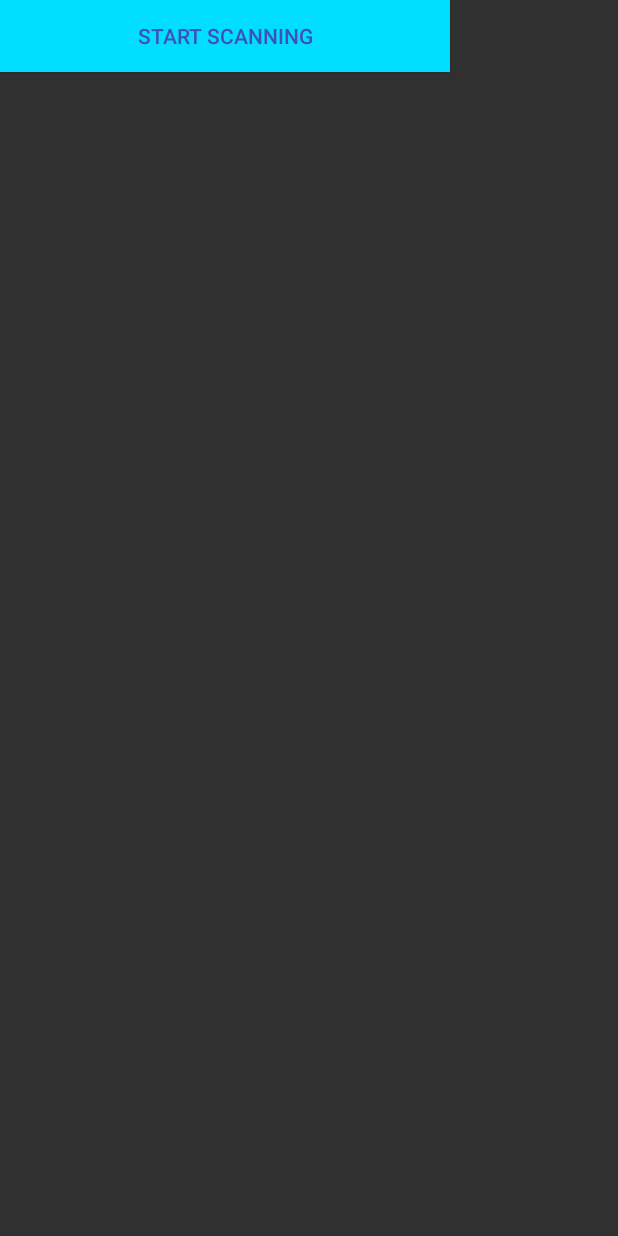
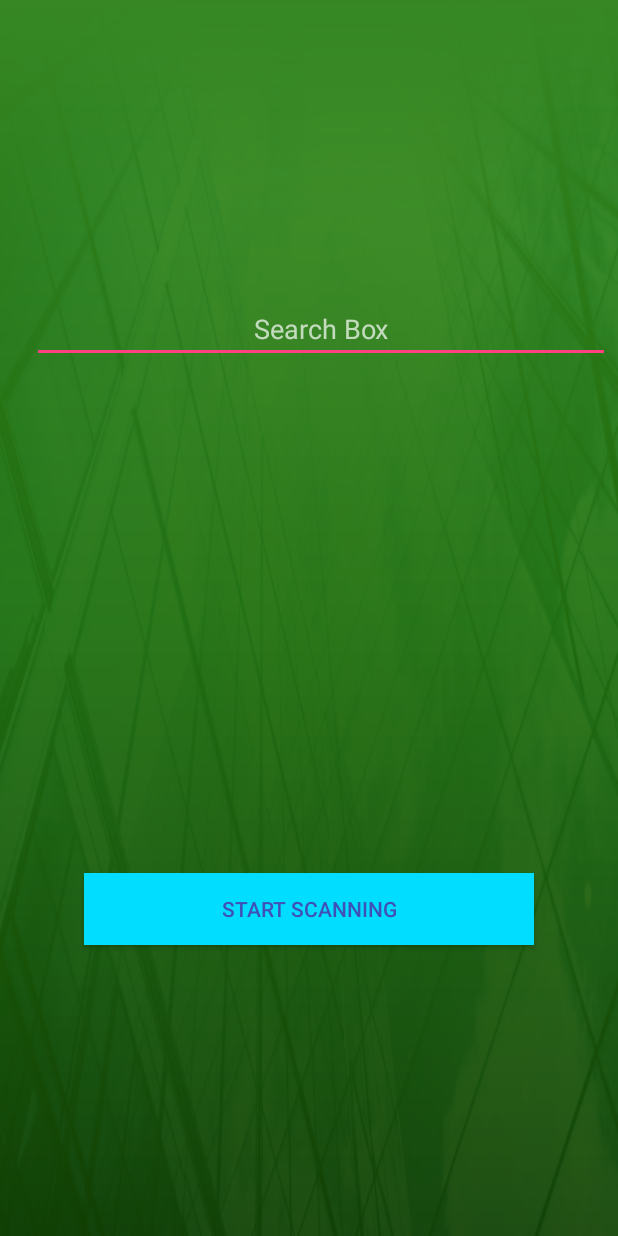
Before and after one commit to bradley-edwards/BudgetBuddy, an Android app: the screen it shows after launch (MainActivity), on a phone screen of 412 x 824 dp. Run offline under Robolectric (Android 15) with nearby library versions, the light colour scheme and no system bars.

Commit message:
add search bar

```diff
--- a/app/src/main/res/layout/activity_home.xml
+++ b/app/src/main/res/layout/activity_home.xml
@@ -1,10 +1,12 @@
 <?xml version="1.0" encoding="utf-8"?>
-<android.support.constraint.ConstraintLayout xmlns:android="http://schemas.android.com/apk/res/android"
-    xmlns:app="http://schemas.android.com/apk/res-auto"
-    xmlns:tools="http://schemas.android.com/tools"
-    android:layout_width="match_parent"
-    android:layout_height="match_parent"
-    tools:context=".MainActivity">
+<RelativeLayout xmlns:android="http://schemas.android.com/apk/res/android"
+                xmlns:tools="http://schemas.android.com/tools"
+                android:layout_width="match_parent"
+                android:layout_height="match_parent"
+                android:background="@drawable/bg_opaque"
+                android:gravity="center"
+                android:orientation="vertical"
+                tools:context=".MainActivity">
 
     <android.support.v7.widget.AppCompatButton
         android:id="@+id/home_button_startScanning"
@@ -16,4 +18,29 @@
         android:text="Start Scanning"
         android:textColor="@color/colorPrimary" />
 
-</android.support.constraint.ConstraintLayout>
+    <android.support.v7.widget.Toolbar
+        android:id="@+id/toolbar"
+        android:layout_width="match_parent"
+        android:layout_height="wrap_content"
+        android:elevation="10dp">
+
+        <LinearLayout
+            android:layout_width="match_parent"
+            android:layout_height="match_parent"
+            android:orientation="vertical"
+            android:gravity="center|right">
+
+                <EditText
+                    android:id="@+id/editMobileNo"
+                    android:layout_width="match_parent"
+                    android:layout_height="40dp"
+                    android:layout_margin="5dp"
+                    android:ems="10"
+                    android:hint="Search Box"
+                    android:gravity="center" >
+                </EditText>
+
+            </LinearLayout>
+
+    </android.support.v7.widget.Toolbar>
+</RelativeLayout>
```
Also changed, not shown: app/src/main/res/drawable/search_bar.xml (added, +22 -0 lines).
